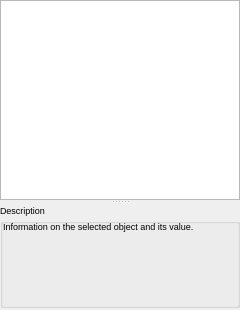
Qt form propertieswindow.ui (pjrinaldi/wombatforensics) before a commit.
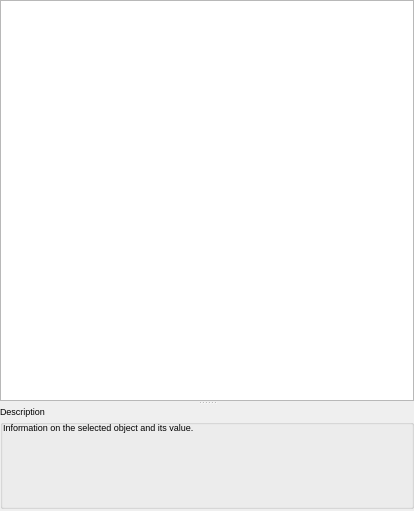
The same form after that commit.

Commit message: getting closer to fixing parsentfsdirectory code. it seems my indxalloc offset code is wrong...

Patch:
```diff
--- a/propertieswindow.ui
+++ b/propertieswindow.ui
@@ -9,8 +9,8 @@
    <rect>
     <x>0</x>
     <y>0</y>
-    <width>240</width>
-    <height>310</height>
+    <width>414</width>
+    <height>511</height>
    </rect>
   </property>
   <property name="sizePolicy">
@@ -143,7 +143,7 @@
        <bool>false</bool>
       </attribute>
       <attribute name="verticalHeaderDefaultSectionSize">
-       <number>14</number>
+       <number>16</number>
       </attribute>
       <attribute name="verticalHeaderHighlightSections">
        <bool>false</bool>
```
The commit also changes 2 other files.
